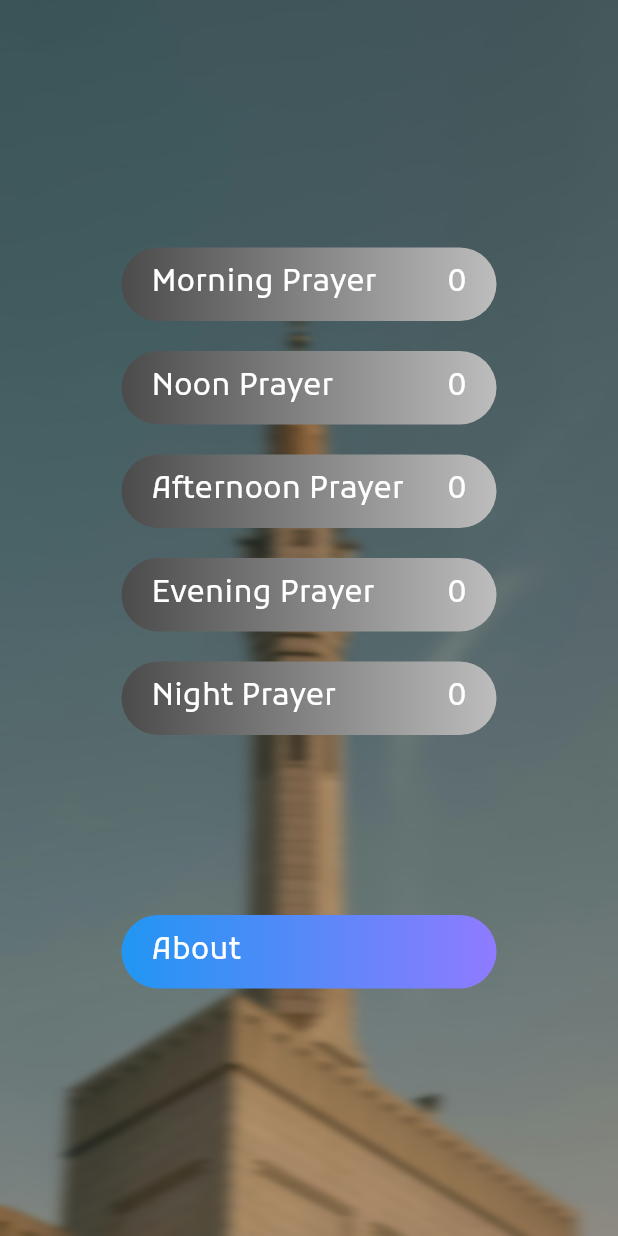
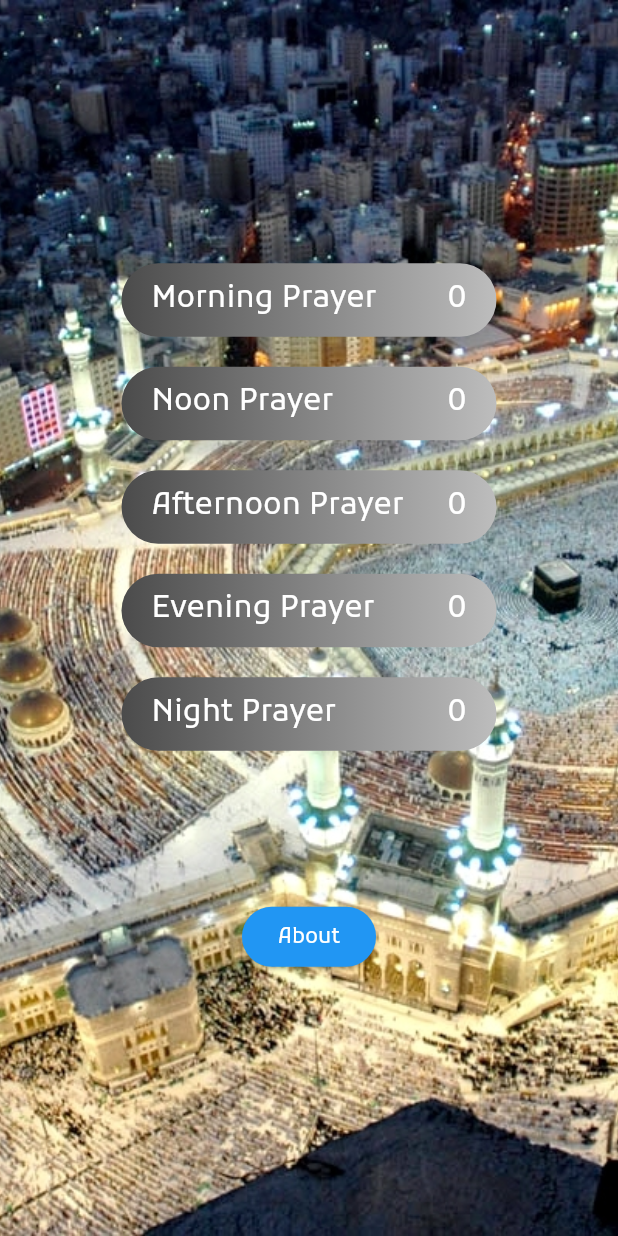
Before and after one commit to ShafiullahNoori/azkar_solat, a Flutter app: the screen it shows after launch, on a phone screen of 412 x 824 dp. Run offline on Flutter 3.47's test engine with Material 3 defaults, Android fonts, the phone set to English and light mode, and no system bars.

Commit message:
Azkar Solat About Button

```diff
--- a/lib/pages/main_page.dart
+++ b/lib/pages/main_page.dart
@@ -18,10 +18,9 @@ class MainPage extends StatefulWidget {
 class _MainPageState extends State<MainPage> {
   @override
   void initState() {
-    var currentTime = DateTime.now().hour;
-
     super.initState();
 
+    var currentTime = DateTime.now().hour;
     if (currentTime < 5) {
       morningPrayerActive = false;
       noonPrayerActive = false;
@@ -74,13 +73,11 @@ class _MainPageState extends State<MainPage> {
         height: double.infinity,
         decoration: BoxDecoration(
           image: DecorationImage(
-            fit: BoxFit.fill,
-            image: AssetImage("assets/images/madina.jpg"),
+            fit: BoxFit.cover,
+            image: AssetImage("assets/images/makkah.jpg"),
           ),
         ),
         width: double.infinity,
-        child: BackdropFilter(
-          filter: ImageFilter.blur(sigmaX: 5.0, sigmaY: 1.0),
         child: Column(
           mainAxisAlignment: MainAxisAlignment.center,
           children: [
@@ -139,21 +136,32 @@ class _MainPageState extends State<MainPage> {
                 Navigator.pushNamed(context, "/nightPrayer");
               },
             ),
-              const SizedBox(
-                height: 20,
-              ),
             SizedBox(
               height: 100,
             ),
-              PrayerButton(
-                  buttonText: "About",
-                  buttonFunction: () {
-                    Navigator.pushNamed(context, "/about");
-                  },
-                  duaaCount: "",
-                  isButtonActive: true)
+            ElevatedButton(
+              style: ElevatedButton.styleFrom(backgroundColor: Colors.blue),
+              onPressed: () {
+                showDialog(
+                  context: context,
+                  builder: (_) => AboutDialog(
+                    applicationIcon: FlutterLogo(),
+                    applicationName: "Azkar Solat",
+                    applicationVersion: "1.0.0",
+                    applicationLegalese: "Legalese",
+                    children: [
+                      Text(
+                          "This app is designed and created by Shafiullah Noori. Hope it serves it purpose. 😊")
                     ],
                   ),
+                );
+              },
+              child: Text(
+                "About",
+                style: TextStyle(color: Colors.white),
+              ),
+            )
+          ],
         ),
       ),
     );
```
Also changed, not shown: assets/images/makkah.jpg (added). Lines whose indentation alone changed are shown as unchanged.
